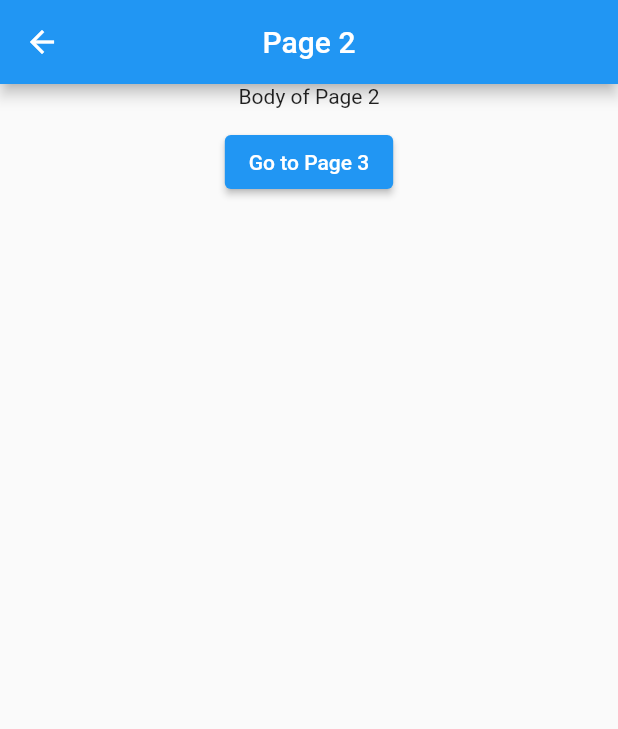
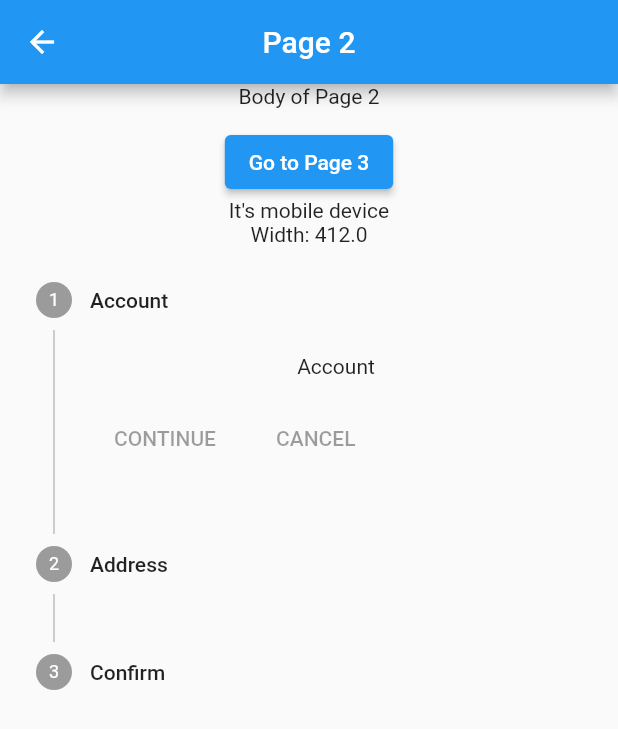
Before and after one commit to tech-aziz/simple_getx_app, a Flutter app: the Page2 screen opened by its route, on a phone screen of 412 x 824 dp. Shown: the top 729 px of the screen. Run offline on Flutter 3.47's test engine with Material 2 defaults, Android fonts, the phone set to English and light mode, and no system bars; our stand-ins replace get.

Commit message:
some changes

```diff
--- a/getx/lib/main.dart
+++ b/getx/lib/main.dart
@@ -31,6 +31,6 @@ class MyApp extends StatelessWidget {
         theme: ThemeData(
           primarySwatch: Colors.blue,
         ),
-        home: Page1());
+        home: const Page2());
   }
 }
--- a/getx/lib/screens/page2.dart
+++ b/getx/lib/screens/page2.dart
@@ -3,6 +3,17 @@ import 'package:get/get.dart';
 import 'package:getx/screens/page3.dart';
 
 class Page2 extends StatelessWidget {
+  List<Step> stepList() => [
+        const Step(
+            title: Text('Account'),
+            content: Text('Account')),
+        const Step(
+            title: Text('Address'),
+            content: Text('Address')),
+        const Step(
+            title: Text('Confirm'),
+            content: Text('Confirm'))
+      ];
   const Page2({super.key});
 
   @override
@@ -25,6 +36,29 @@ class Page2 extends StatelessWidget {
                 Get.toNamed('/page3');
               },
               child: Text('Go to Page 3')),
+          LayoutBuilder(
+            // key: key,
+            builder:
+                <Widget>(BuildContext context, BoxConstraints constraints) {
+              final width = constraints.maxWidth;
+              if (width < 600) {
+                return Column(
+                  children: [
+                    Text('It\'s mobile device'),
+                    Text("Width: " + width.toString()),
+                  ],
+                );
+              } else if (width < 900 && width > 600) {
+                return Text('It\'s a tablet device ');
+              } else {
+                return Text('It\'s a desktop or web device');
+              }
+            },
+          ),
+          Stepper(
+            type: StepperType.vertical,
+            steps: stepList(),
+          )
         ],
       ),
     );
```
